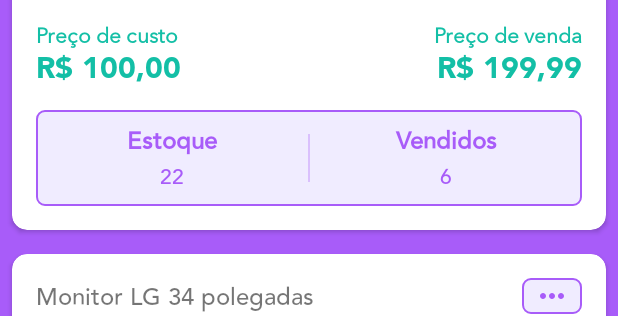
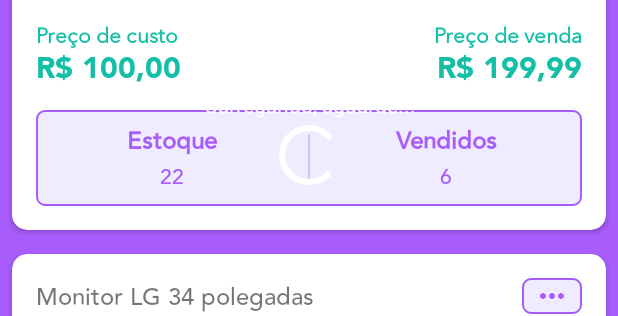
Before and after one commit to ArleyPereira/Controle-de-vendas, an Android app: the layout fragment_products.xml on its own in the app's theme, with its tools: preview values and no code run, on a phone screen of 412 x 824 dp. Shown: the part 478-794 px from the top of the screen. Run offline under Robolectric (Android 15) with nearby library versions, the phone set to English and light mode, and no system bars; plain views replace SimpleSearchView.

```diff
--- a/app/src/main/res/layout/fragment_products.xml
+++ b/app/src/main/res/layout/fragment_products.xml
@@ -27,7 +27,7 @@
                 app:title="Produtos"/>
 
             <com.ferfalk.simplesearchview.SimpleSearchView
-                android:id="@+id/searchView"
+                android:id="@+id/simpleSearchView"
                 android:layout_width="match_parent"
                 android:layout_height="match_parent"
                 android:theme="@style/Search_View_Theme" />
@@ -46,4 +46,28 @@
         app:layout_constraintTop_toBottomOf="@+id/appBarLayout"
         tools:listitem="@layout/item_product" />
 
+    <LinearLayout
+        android:layout_width="match_parent"
+        android:layout_height="wrap_content"
+        android:orientation="vertical"
+        app:layout_constraintBottom_toBottomOf="parent"
+        app:layout_constraintTop_toTopOf="parent">
+
+        <TextView
+            android:id="@+id/text_info"
+            android:layout_width="match_parent"
+            android:layout_height="wrap_content"
+            android:text="Carregando, aguarde..."
+            android:textColor="@color/white"
+            android:textAlignment="center" />
+
+        <ProgressBar
+            android:id="@+id/progressBar"
+            android:layout_width="wrap_content"
+            android:layout_height="wrap_content"
+            android:indeterminateTint="@color/white"
+            android:layout_gravity="center_horizontal" />
+
+    </LinearLayout>
+
 </androidx.constraintlayout.widget.ConstraintLayout>
--- a/app/src/main/res/values/themes.xml
+++ b/app/src/main/res/values/themes.xml
@@ -31,7 +31,7 @@
         <item name="colorSecondary">@color/color_hint</item>
         <item name="searchBackground">#FFFFFF</item>
         <item name="android:inputType">text</item>
-        <item name="android:hint">Pesquisar</item>
+        <item name="android:hint">Digite o nome do produto</item>
         <item name="hintColor">#DED5FF</item>
         <item name="backIconTint">@color/color_hint</item>
         <item name="android:textColor">@color/color_hint</item>
```
Also changed, not shown: app/src/main/java/com/example/controledevendas/presenter/products/ProductsFragment.kt (+134 -12 lines).
